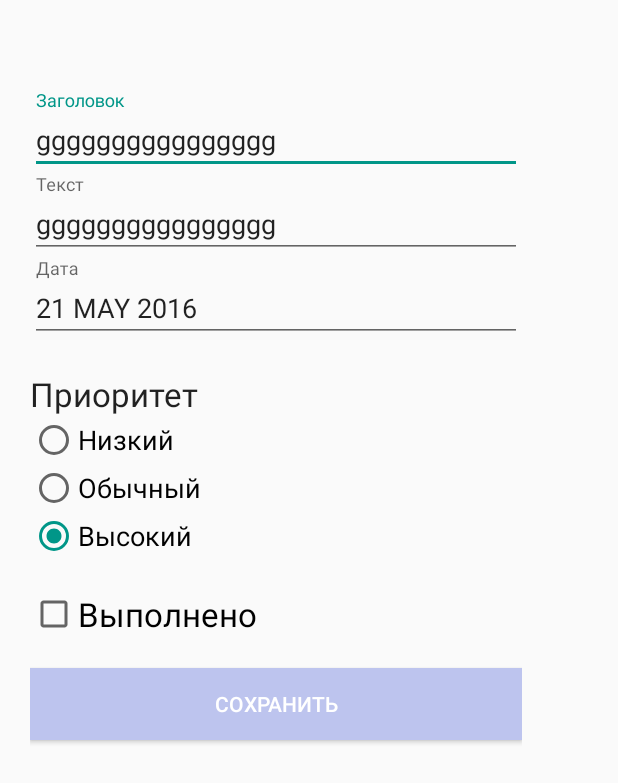
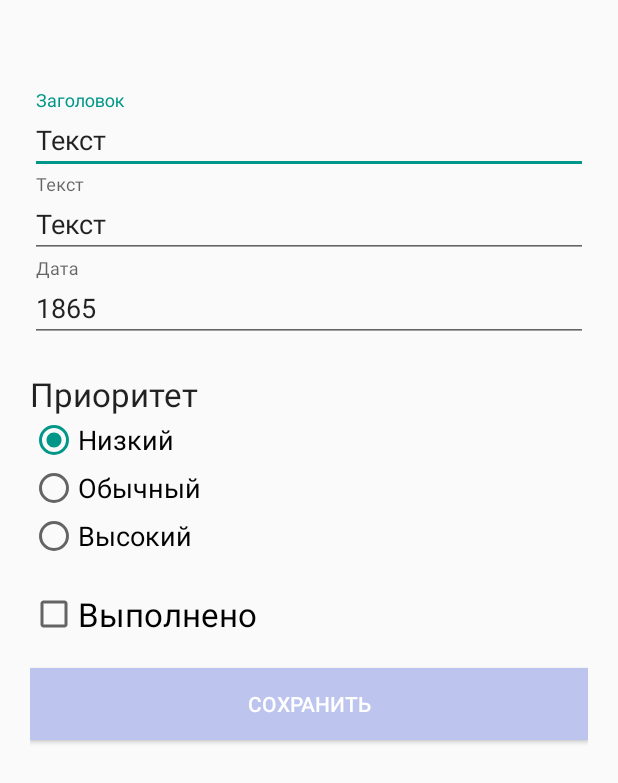
Before and after one commit to ultimatum424/NewTodoList, an Android app: the screen it shows after launch (EditActivity), after a tap on "ИЗМЕНИТЬ", on a phone screen of 412 x 824 dp. Shown: the top 783 px of the screen. Run offline under Robolectric (Android 15) with nearby library versions, the phone set to English and light mode, and no system bars; 1 other tap on this screen came first.

Commit message:
Version 2.0

```diff
--- a/app/src/main/java/com/example/ultim/newtodolist/DataBase/DatabaseAdapter.java
+++ b/app/src/main/java/com/example/ultim/newtodolist/DataBase/DatabaseAdapter.java
@@ -33,7 +33,7 @@ public class DatabaseAdapter {
     }
 
     private Cursor getAllEntries(){
-        String orderBy =  DatabaseHelper.COLUMN_IS_DONE + " DESC, " + DatabaseHelper.COLUMN_PRIORITY + " DESC, "
+        String orderBy =  DatabaseHelper.COLUMN_IS_DONE + ", " + DatabaseHelper.COLUMN_PRIORITY + " DESC, "
                 + DatabaseHelper.COLUMN_DATE + " DESC";
 
         String[] columns = new String[] {DatabaseHelper.COLUMN_ID, DatabaseHelper.COLUMN_TITLE, DatabaseHelper.COLUMN_TEXT,
--- a/app/src/main/java/com/example/ultim/newtodolist/DataBase/TodoTask.java
+++ b/app/src/main/java/com/example/ultim/newtodolist/DataBase/TodoTask.java
@@ -45,4 +45,7 @@ public class TodoTask {
         return isDone;
     }
 
+    public void setIsDone(int isDone) {
+        this.isDone = isDone;
+    }
 }
--- a/app/src/main/java/com/example/ultim/newtodolist/EditActivity.java
+++ b/app/src/main/java/com/example/ultim/newtodolist/EditActivity.java
@@ -17,6 +17,7 @@ import com.example.ultim.newtodolist.DataBase.DatabaseAdapter;
 import com.example.ultim.newtodolist.DataBase.DatabaseHelper;
 import com.example.ultim.newtodolist.DataBase.TodoTask;
 
+import java.io.IOException;
 import java.text.SimpleDateFormat;
 import java.util.Calendar;
 import java.util.Date;
@@ -109,21 +110,22 @@ public class EditActivity extends AppCompatActivity implements View.OnClickListe
     }
 
     void fillingTodo(){
-        if (id != 0 ){
+        if (id != 0 ) {
             mCheckBoxIsDone.setVisibility(View.VISIBLE);
-            DatabaseAdapter databaseAdapter = new DatabaseAdapter(this);
+            DatabaseAdapter databaseAdapter = null;
+            try {
+                databaseAdapter = new DatabaseAdapter(this);
                 databaseAdapter.open();
                 TodoTask todoTask = databaseAdapter.getTodoTask(id);
-            databaseAdapter.close();
                 mEditTitle.setText(todoTask.getText());
                 mEditText.setText(todoTask.getText());
                 mEditDate.setText(todoTask.getDate());
-            if (todoTask.isDone() == 0){
+                if (todoTask.isDone() == 0) {
                     mCheckBoxIsDone.setChecked(false);
-            }else {
+                } else {
                     mCheckBoxIsDone.setChecked(true);
                 }
-            switch (todoTask.getPriority()){
+                switch (todoTask.getPriority()) {
                     case 1:
                         mPriorityGroup.check(smallPriority.getId());
                         break;
@@ -135,6 +137,11 @@ public class EditActivity extends AppCompatActivity implements View.OnClickListe
                         break;
                     default:
                         break;
+                }
+            } finally {
+                if (databaseAdapter != null) {
+                    databaseAdapter.close();
+                }
             }
         }
     }
@@ -152,13 +159,19 @@ public class EditActivity extends AppCompatActivity implements View.OnClickListe
                 mEditDate.getText().toString(),
                 mPriority,
                 isDone);
-        DatabaseAdapter databaseAdapter = new DatabaseAdapter(this);
+        DatabaseAdapter databaseAdapter = null;
+        try{
+            databaseAdapter = new DatabaseAdapter(this);
             databaseAdapter.open();
             if (id != 0){
                 databaseAdapter.update(todoTask);
             }else {
                 databaseAdapter.insert(todoTask);
             }
+        } finally {
+            if (databaseAdapter != null){
                 databaseAdapter.close();
             }
         }
+    }
+}
--- a/app/src/main/java/com/example/ultim/newtodolist/MainActivity.java
+++ b/app/src/main/java/com/example/ultim/newtodolist/MainActivity.java
@@ -47,7 +47,7 @@ public class MainActivity extends AppCompatActivity {
         super.onResume();
         DatabaseAdapter adapter = new DatabaseAdapter(this);
         adapter.open();
-        adapter.insert(new TodoTask(0, "Заголовок2", "gggggggggggggggg", "21 MAY 2016", 3, 0));
+      //  adapter.insert(new TodoTask(0, "Заголовок2", "gggggggggggggggg", "21 MAY 2016", 3, 0));
         List<TodoTask> mTasks = adapter.getTodoTasks();
         adapter.close();
         mRecycleAdapter = new RecyclerAdapter(mTasks, this);
--- a/app/src/main/res/layout/activity_edit.xml
+++ b/app/src/main/res/layout/activity_edit.xml
@@ -1,19 +1,16 @@
 <?xml version="1.0" encoding="utf-8"?>
-<android.support.constraint.ConstraintLayout xmlns:android="http://schemas.android.com/apk/res/android"
+
+<LinearLayout xmlns:android="http://schemas.android.com/apk/res/android"
     xmlns:app="http://schemas.android.com/apk/res-auto"
     xmlns:tools="http://schemas.android.com/tools"
     android:layout_width="match_parent"
     android:layout_height="match_parent"
-    tools:context="com.example.ultim.newtodolist.EditActivity">
-
-
-    <LinearLayout
-        android:layout_width="368dp"
-        android:layout_height="551dp"
     android:orientation="vertical"
     android:paddingLeft="20dp"
     android:paddingRight="20dp"
     android:paddingTop="60dp"
+    android:scrollbars="vertical"
+    tools:context="com.example.ultim.newtodolist.EditActivity"
     tools:layout_editor_absoluteX="8dp"
     tools:layout_editor_absoluteY="8dp">
 
@@ -51,41 +48,44 @@
             android:id="@+id/input_date"
             android:layout_width="match_parent"
             android:layout_height="wrap_content"
+            android:focusable="false"
             android:hint="Дата"
-                android:focusable="false"
             android:inputType="date" />
     </android.support.design.widget.TextInputLayout>
 
     <RadioGroup xmlns:android="http://schemas.android.com/apk/res/android"
+        android:id="@+id/radioButtonGroup"
         android:layout_width="fill_parent"
         android:layout_height="wrap_content"
-            android:id="@+id/radioButtonGroup"
-            android:orientation="vertical"
-            android:layout_marginTop="20dp">
+        android:layout_marginTop="20dp"
+        android:orientation="vertical">
 
         <TextView
             android:layout_width="match_parent"
             android:layout_height="wrap_content"
-                android:textAppearance="?android:textAppearanceLarge"
-                android:text="Приоритет"/>
+            android:text="Приоритет"
+            android:textAppearance="?android:textAppearanceLarge" />
+
         <RadioButton
             android:id="@+id/radioButtonSmall"
             android:layout_width="match_parent"
             android:layout_height="wrap_content"
-            android:textAppearance="?android:textAppearanceMedium"
-            android:text="Низкий" />
+            android:text="Низкий"
+            android:textAppearance="?android:textAppearanceMedium" />
+
         <RadioButton
             android:id="@+id/radioButtonMedium"
             android:layout_width="match_parent"
             android:layout_height="wrap_content"
-                android:textAppearance="?android:textAppearanceMedium"
-                android:text="Обычный" />
+            android:text="Обычный"
+            android:textAppearance="?android:textAppearanceMedium" />
+
         <RadioButton
             android:id="@+id/radioButtonHight"
             android:layout_width="match_parent"
             android:layout_height="wrap_content"
-                android:textAppearance="?android:textAppearanceMedium"
-                android:text="Высокий" />
+            android:text="Высокий"
+            android:textAppearance="?android:textAppearanceMedium" />
     </RadioGroup>
 
 
@@ -94,8 +94,8 @@
         android:layout_width="match_parent"
         android:layout_height="wrap_content"
         android:layout_marginTop="20dp"
-            android:textAppearance="?android:textAppearanceLarge"
-            android:text="Выполнено" />
+        android:text="Выполнено"
+        android:textAppearance="?android:textAppearanceLarge" />
 
     <Button
         android:id="@+id/btn_save"
@@ -107,5 +107,3 @@
         android:textColor="@android:color/white" />
 
 </LinearLayout>
-
-</android.support.constraint.ConstraintLayout>
```
Also changed, not shown: app/src/main/java/com/example/ultim/newtodolist/RecyclerAdapter.java (+76 -3 lines), app/src/main/res/layout/todo_list_item1.xml (+11 -0 lines), app/src/main/res/layout/todo_list_item2.xml (+9 -0 lines), app/src/main/res/drawable-hdpi/ic_check_box.png (added), app/src/main/res/drawable-hdpi/ic_check_circle_white_48dp.png (added), app/src/main/res/drawable-mdpi/ic_check_box.png (added), app/src/main/res/drawable-mdpi/ic_check_circle_white_48dp.png (added), app/src/main/res/drawable-xhdpi/ic_check_box.png (added), app/src/main/res/drawable-xhdpi/ic_check_circle_white_48dp.png (added), app/src/main/res/drawable-xxhdpi/ic_check_box.png (added), app/src/main/res/drawable-xxhdpi/ic_check_circle_white_48dp.png (added), app/src/main/res/drawable-xxxhdpi/ic_check_circle_white_48dp.png (added). Lines whose indentation alone changed are shown as unchanged.
